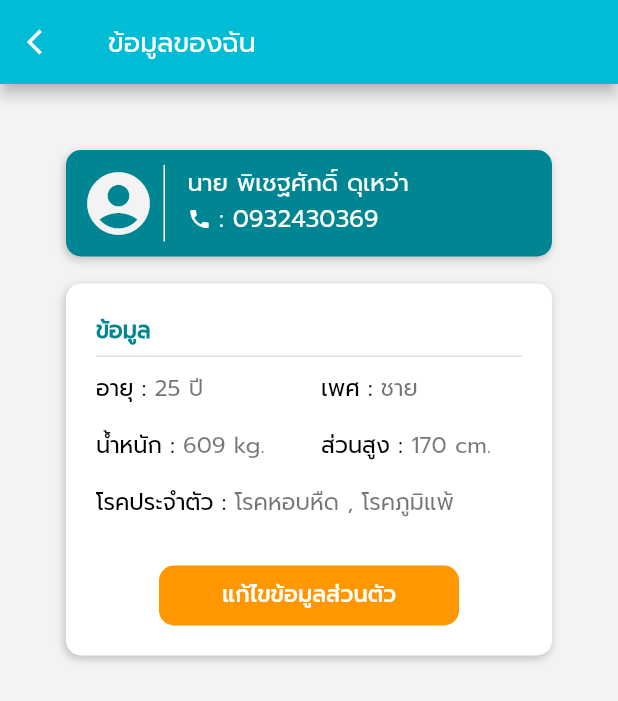
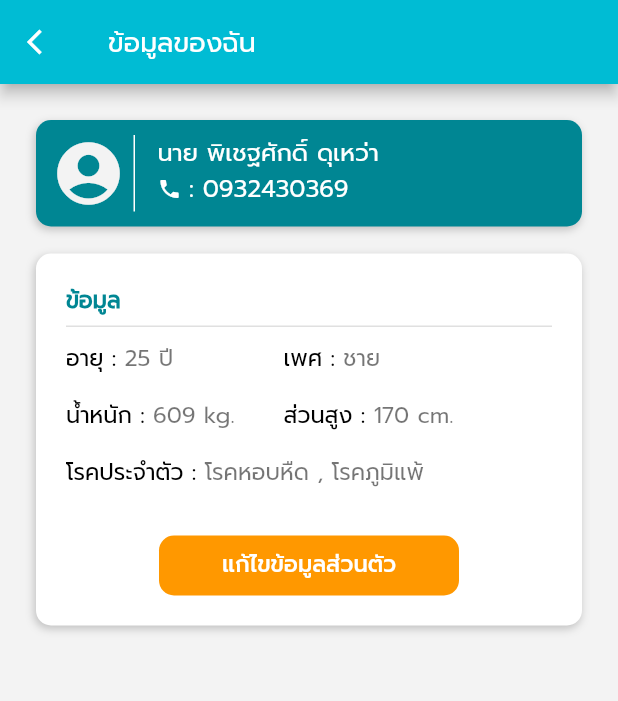
Before and after one commit to pichatsak/project, a Flutter app: the IamDATA screen opened by its route, on a phone screen of 412 x 824 dp. Shown: the top 701 px of the screen. Run offline on Flutter 3.47's test engine with Material 2 defaults, Android fonts, the phone set to English and light mode, and no system bars; our stand-ins replace dropdown_button2, firebase_core; accounts and stored records are empty; project files that could hold a hidden picture were left out.

Commit message:
update_new

```diff
--- a/lib/homepage/widget_drodown1.dart
+++ b/lib/homepage/widget_drodown1.dart
@@ -75,7 +75,7 @@ Widget dropdown1(setState) {
         buttonWidth: double.maxFinite,
         buttonPadding: const EdgeInsets.only(left: 14, right: 14),
         buttonDecoration: BoxDecoration(
-          borderRadius: BorderRadius.circular(3),
+          borderRadius: BorderRadius.circular(90),
           // border: Border.all(
           //   color: Colors.black26,
           // ),
--- a/lib/homepage/widget_i_am_data.dart
+++ b/lib/homepage/widget_i_am_data.dart
@@ -30,7 +30,7 @@ class _IamDATAState extends State<IamDATA> {
       ),
       body: SingleChildScrollView(
         child: Padding(
-          padding: const EdgeInsets.all(40),
+          padding: const EdgeInsets.all(20),
           child: Column(
             children: [
               Padding(
@@ -147,7 +147,7 @@ class _IamDATAState extends State<IamDATA> {
                                 ],
                               ),
                             ),
-                            const SizedBox(width: 10),
+                            const SizedBox(width: 5),
                             Row(
                               children: const [
                                 Text(
@@ -189,7 +189,7 @@ class _IamDATAState extends State<IamDATA> {
                                 ],
                               ),
                             ),
-                            const SizedBox(width: 10),
+                            const SizedBox(width: 5),
                             Row(
                               children: const [
                                 Text(
--- a/lib/registor/widget_dropdown.dart
+++ b/lib/registor/widget_dropdown.dart
@@ -75,7 +75,7 @@ Widget dropdown(setState) {
         buttonWidth: double.maxFinite,
         buttonPadding: const EdgeInsets.only(left: 14, right: 14),
         buttonDecoration: BoxDecoration(
-          borderRadius: BorderRadius.circular(3),
+          borderRadius: BorderRadius.circular(90),
           // border: Border.all(
           //   color: Colors.black26,
           // ),
--- a/lib/registor/widget_dropdown2.dart
+++ b/lib/registor/widget_dropdown2.dart
@@ -77,7 +77,7 @@ Widget dropdown2(setState) {
         buttonWidth: double.maxFinite,
         buttonPadding: const EdgeInsets.only(left: 14, right: 14),
         buttonDecoration: BoxDecoration(
-          borderRadius: BorderRadius.circular(3),
+          borderRadius: BorderRadius.circular(90),
           // border: Border.all(
           //   color: Colors.black26,
           // ),
```
